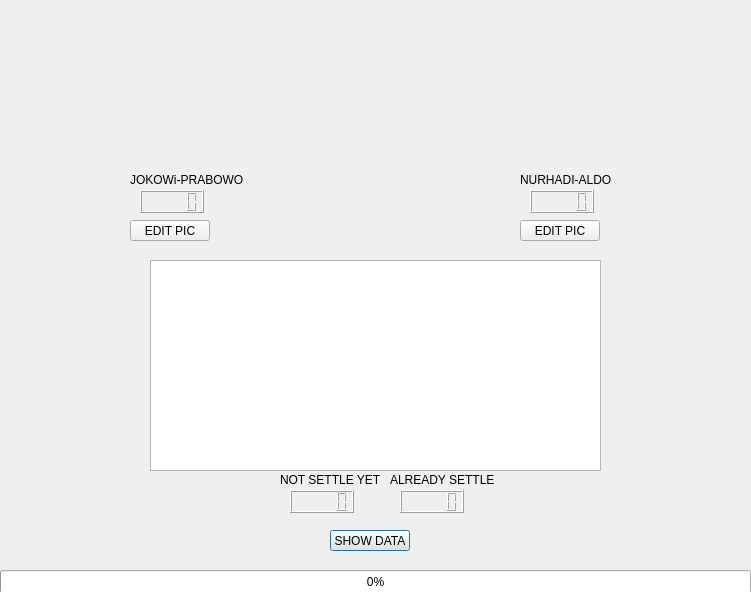
Old version of the form dialog_admin.ui in the repository RomiSugianto/election_app.
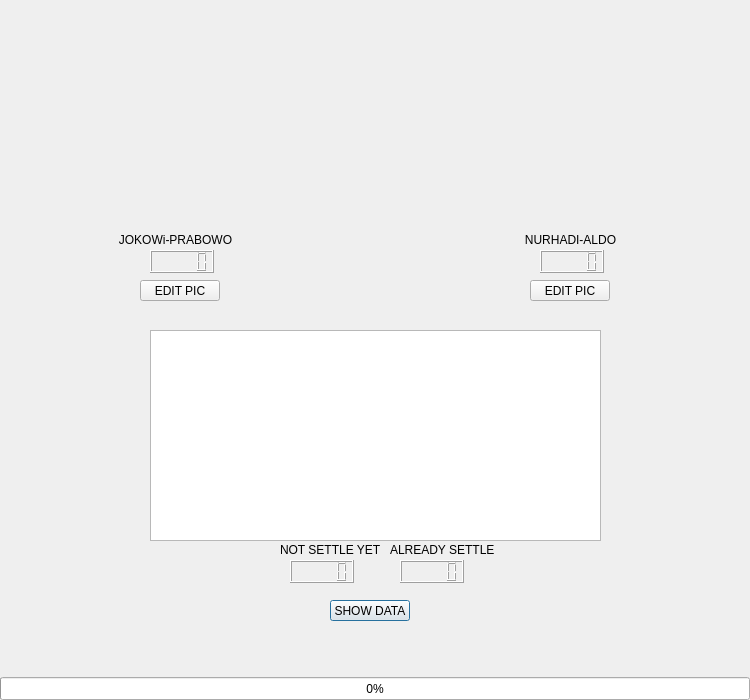
New version of the form.

Commit message: update admin image

```diff
--- a/dialog_admin.ui
+++ b/dialog_admin.ui
@@ -6,8 +6,8 @@
    <rect>
     <x>0</x>
     <y>0</y>
-    <width>751</width>
-    <height>592</height>
+    <width>750</width>
+    <height>700</height>
    </rect>
   </property>
   <property name="windowTitle">
@@ -16,8 +16,8 @@
   <widget class="QLabel" name="label_jp">
    <property name="geometry">
     <rect>
-     <x>130</x>
-     <y>170</y>
+     <x>90</x>
+     <y>230</y>
      <width>171</width>
      <height>20</height>
     </rect>
@@ -25,12 +25,15 @@
    <property name="text">
     <string>JOKOWi-PRABOWO</string>
    </property>
+   <property name="alignment">
+    <set>Qt::AlignCenter</set>
+   </property>
   </widget>
   <widget class="QLabel" name="label_na">
    <property name="geometry">
     <rect>
-     <x>520</x>
-     <y>170</y>
+     <x>510</x>
+     <y>230</y>
      <width>121</width>
      <height>20</height>
     </rect>
@@ -44,12 +47,15 @@
    <property name="text">
     <string>NURHADI-ALDO</string>
    </property>
+   <property name="alignment">
+    <set>Qt::AlignCenter</set>
+   </property>
   </widget>
   <widget class="QLabel" name="label_nst">
    <property name="geometry">
     <rect>
      <x>280</x>
-     <y>470</y>
+     <y>540</y>
      <width>131</width>
      <height>20</height>
     </rect>
@@ -62,7 +68,7 @@
    <property name="geometry">
     <rect>
      <x>330</x>
-     <y>530</y>
+     <y>600</y>
      <width>80</width>
      <height>21</height>
     </rect>
@@ -75,7 +81,7 @@
    <property name="geometry">
     <rect>
      <x>390</x>
-     <y>470</y>
+     <y>540</y>
      <width>111</width>
      <height>20</height>
     </rect>
@@ -87,8 +93,8 @@
   <widget class="QLCDNumber" name="lcdNumber_jp">
    <property name="geometry">
     <rect>
-     <x>140</x>
-     <y>190</y>
+     <x>150</x>
+     <y>250</y>
      <width>64</width>
      <height>23</height>
     </rect>
@@ -97,8 +103,8 @@
   <widget class="QLCDNumber" name="lcdNumber_na">
    <property name="geometry">
     <rect>
-     <x>530</x>
-     <y>190</y>
+     <x>540</x>
+     <y>250</y>
      <width>64</width>
      <height>23</height>
     </rect>
@@ -108,7 +114,7 @@
    <property name="geometry">
     <rect>
      <x>290</x>
-     <y>490</y>
+     <y>560</y>
      <width>64</width>
      <height>23</height>
     </rect>
@@ -118,7 +124,7 @@
    <property name="geometry">
     <rect>
      <x>400</x>
-     <y>490</y>
+     <y>560</y>
      <width>64</width>
      <height>23</height>
     </rect>
@@ -131,8 +137,8 @@
    <property name="geometry">
     <rect>
      <x>0</x>
-     <y>570</y>
-     <width>751</width>
+     <y>677</y>
+     <width>750</width>
      <height>23</height>
     </rect>
    </property>
@@ -144,19 +150,22 @@
    <property name="geometry">
     <rect>
      <x>150</x>
-     <y>260</y>
+     <y>330</y>
      <width>451</width>
      <height>211</height>
     </rect>
    </property>
+   <property name="layoutDirection">
+    <enum>Qt::LeftToRight</enum>
+   </property>
   </widget>
   <widget class="QLabel" name="label_pic_jp">
    <property name="geometry">
     <rect>
-     <x>90</x>
+     <x>94</x>
      <y>0</y>
-     <width>201</width>
-     <height>171</height>
+     <width>200</width>
+     <height>230</height>
     </rect>
    </property>
    <property name="text">
@@ -166,10 +175,10 @@
   <widget class="QLabel" name="label_pic_na">
    <property name="geometry">
     <rect>
-     <x>440</x>
+     <x>470</x>
      <y>0</y>
-     <width>231</width>
-     <height>171</height>
+     <width>200</width>
+     <height>230</height>
     </rect>
    </property>
    <property name="text">
@@ -179,8 +188,8 @@
   <widget class="QPushButton" name="pushButton_pic_jp">
    <property name="geometry">
     <rect>
-     <x>130</x>
-     <y>220</y>
+     <x>140</x>
+     <y>280</y>
      <width>80</width>
      <height>21</height>
     </rect>
@@ -192,8 +201,8 @@
   <widget class="QPushButton" name="pushButton_pic_na">
    <property name="geometry">
     <rect>
-     <x>520</x>
-     <y>220</y>
+     <x>530</x>
+     <y>280</y>
      <width>80</width>
      <height>21</height>
     </rect>
```
Left out of the diff: 6 changed lines with no effect on the pictures. The commit also changes 12 other files.
